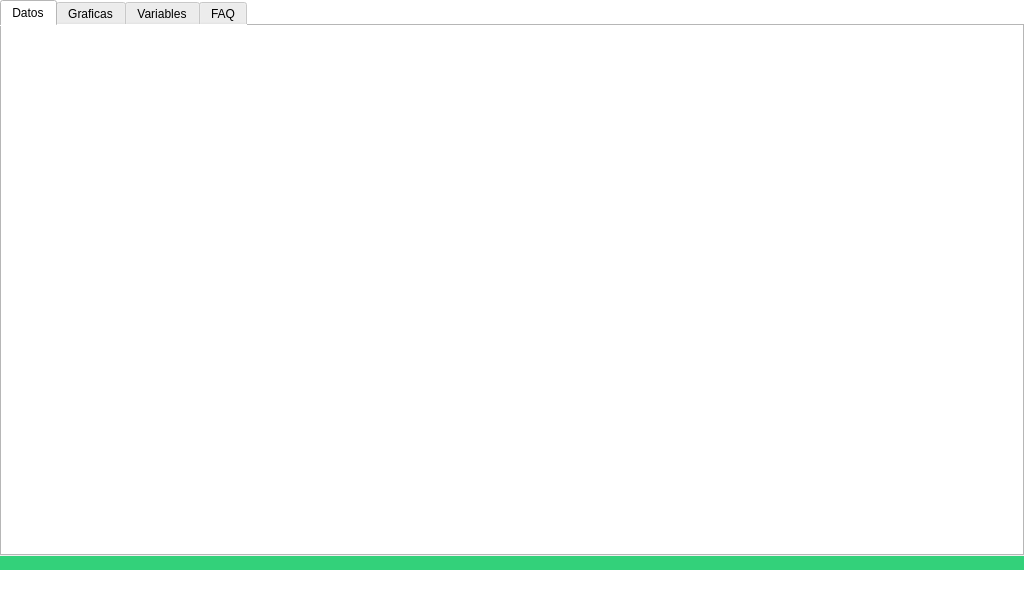
Qt form _main_.ui (JulianDuque97/EPI) before a commit.
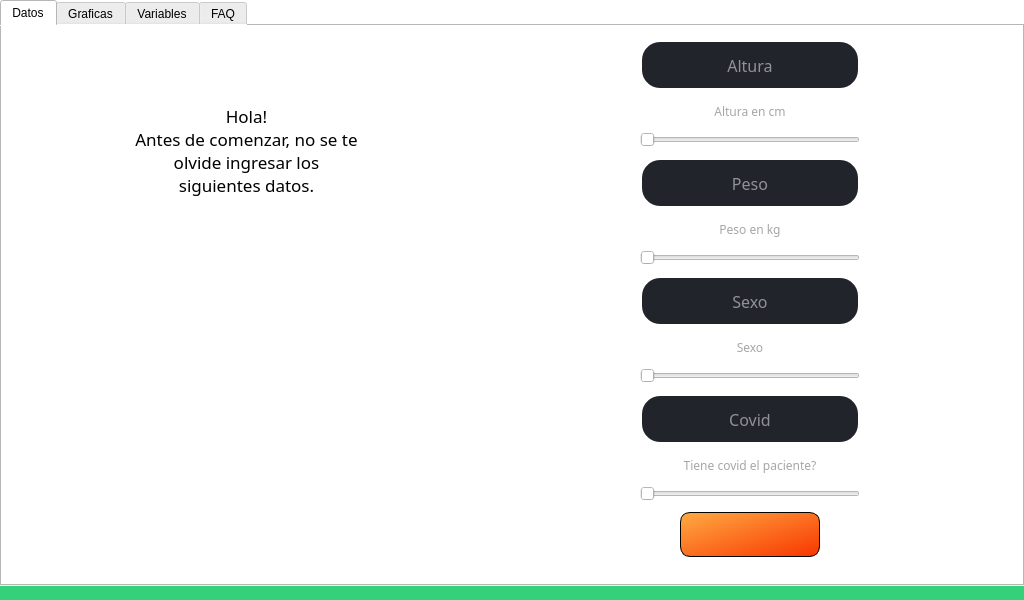
The same form after that commit. The open tabs and pages were chosen to show the change. Icons and pictures are not drawn. Custom widgets are drawn as their Qt base class.

Patch:
```diff
--- a/_main_.ui
+++ b/_main_.ui
@@ -43,21 +43,15 @@
     <property name="spacing">
      <number>0</number>
     </property>
-    <item row="2" column="1">
-     <spacer name="verticalSpacer">
-      <property name="orientation">
-       <enum>Qt::Vertical</enum>
+    <item row="1" column="1">
+     <widget class="QLabel" name="label">
+      <property name="styleSheet">
+       <string notr="true">background-color: rgb(51, 209, 122);</string>
       </property>
-      <property name="sizeType">
-       <enum>QSizePolicy::Fixed</enum>
+      <property name="text">
+       <string/>
       </property>
-      <property name="sizeHint" stdset="0">
-       <size>
-        <width>20</width>
-        <height>30</height>
-       </size>
-      </property>
-     </spacer>
+     </widget>
     </item>
     <item row="0" column="1">
      <widget class="QTabWidget" name="tabWidget">
@@ -74,6 +68,564 @@
        <attribute name="title">
         <string>Datos</string>
        </attribute>
+       <layout class="QGridLayout" name="gridLayout_6">
+        <item row="0" column="0" rowspan="2">
+         <layout class="QVBoxLayout" name="verticalLayout_9">
+          <item>
+           <widget class="QFrame" name="frame_4">
+            <property name="minimumSize">
+             <size>
+              <width>470</width>
+              <height>280</height>
+             </size>
+            </property>
+            <property name="styleSheet">
+             <string notr="true">QFrame{
+image: url(:/logos/Images/conversation.png);
+}
+QLabel{
+image:none;
+}</string>
+            </property>
+            <property name="frameShape">
+             <enum>QFrame::NoFrame</enum>
+            </property>
+            <property name="frameShadow">
+             <enum>QFrame::Raised</enum>
+            </property>
+            <widget class="QLabel" name="label_8">
+             <property name="geometry">
+              <rect>
+               <x>120</x>
+               <y>40</y>
+               <width>231</width>
+               <height>151</height>
+              </rect>
+             </property>
+             <property name="font">
+              <font>
+               <family>LEMON MILK</family>
+               <pointsize>13</pointsize>
+              </font>
+             </property>
+             <property name="text">
+              <string>Hola!
+Antes de comenzar, no se te olvide ingresar los siguientes datos.</string>
+             </property>
+             <property name="alignment">
+              <set>Qt::AlignCenter</set>
+             </property>
+             <property name="wordWrap">
+              <bool>true</bool>
+             </property>
+            </widget>
+           </widget>
+          </item>
+          <item>
+           <layout class="QHBoxLayout" name="horizontalLayout_6">
+            <item>
+             <spacer name="horizontalSpacer_8">
+              <property name="orientation">
+               <enum>Qt::Horizontal</enum>
+              </property>
+              <property name="sizeType">
+               <enum>QSizePolicy::Fixed</enum>
+              </property>
+              <property name="sizeHint" stdset="0">
+               <size>
+                <width>117</width>
+                <height>197</height>
+               </size>
+              </property>
+             </spacer>
+            </item>
+            <item>
+             <widget class="QLabel" name="label_9">
+              <property name="minimumSize">
+               <size>
+                <width>200</width>
+                <height>200</height>
+               </size>
+              </property>
+              <property name="styleSheet">
+               <string notr="true">image: url(:/logos/Images/ventilation.jpg);</string>
+              </property>
+              <property name="text">
+               <string/>
+              </property>
+             </widget>
+            </item>
+           </layout>
+          </item>
+         </layout>
+        </item>
+        <item row="0" column="1">
+         <spacer name="horizontalSpacer_9">
+          <property name="orientation">
+           <enum>Qt::Horizontal</enum>
+          </property>
+          <property name="sizeHint" stdset="0">
+           <size>
+            <width>130</width>
+            <height>20</height>
+           </size>
+          </property>
+         </spacer>
+        </item>
+        <item row="0" column="2" rowspan="2">
+         <layout class="QVBoxLayout" name="verticalLayout_10">
+          <item>
+           <widget class="QLineEdit" name="altura_linedit_2">
+            <property name="minimumSize">
+             <size>
+              <width>200</width>
+              <height>50</height>
+             </size>
+            </property>
+            <property name="maximumSize">
+             <size>
+              <width>16777215</width>
+              <height>50</height>
+             </size>
+            </property>
+            <property name="font">
+             <font>
+              <family>LEMON MILK</family>
+              <pointsize>12</pointsize>
+             </font>
+            </property>
+            <property name="styleSheet">
+             <string notr="true">QLineEdit{
+border:2px solid rgb(255, 255, 255);
+border-radius: 20px;
+color: #FFF;
+background-color:rgb(34,36,44);
+
+}
+
+QLineEdit:hover{
+border: 2px sold rgb(255, 255, 255)
+
+}
+
+QLineEdit:focus{
+border:2px solid rgb(85, 170, 255);
+background-color: rgb(45, 45, 56);
+}</string>
+            </property>
+            <property name="inputMask">
+             <string/>
+            </property>
+            <property name="text">
+             <string/>
+            </property>
+            <property name="alignment">
+             <set>Qt::AlignCenter</set>
+            </property>
+            <property name="placeholderText">
+             <string>Altura</string>
+            </property>
+            <property name="clearButtonEnabled">
+             <bool>false</bool>
+            </property>
+           </widget>
+          </item>
+          <item>
+           <widget class="QLabel" name="label_10">
+            <property name="maximumSize">
+             <size>
+              <width>16777215</width>
+              <height>20</height>
+             </size>
+            </property>
+            <property name="font">
+             <font>
+              <family>LEMON MILK</family>
+             </font>
+            </property>
+            <property name="styleSheet">
+             <string notr="true">color: rgb(166, 166, 166);</string>
+            </property>
+            <property name="text">
+             <string>Altura en cm</string>
+            </property>
+            <property name="alignment">
+             <set>Qt::AlignCenter</set>
+            </property>
+           </widget>
+          </item>
+          <item>
+           <widget class="QSlider" name="horizontalSlider">
+            <property name="orientation">
+             <enum>Qt::Horizontal</enum>
+            </property>
+           </widget>
+          </item>
+          <item>
+           <widget class="QLineEdit" name="peso_linedit_2">
+            <property name="minimumSize">
+             <size>
+              <width>200</width>
+              <height>50</height>
+             </size>
+            </property>
+            <property name="maximumSize">
+             <size>
+              <width>16777215</width>
+              <height>16777215</height>
+             </size>
+            </property>
+            <property name="font">
+             <font>
+              <family>LEMON MILK</family>
+              <pointsize>12</pointsize>
+             </font>
+            </property>
+            <property name="styleSheet">
+             <string notr="true">QLineEdit{
+border:2px solid rgb(255, 255, 255);
+border-radius: 20px;
+color: #FFF;
+background-color:rgb(34,36,44);
+
+}
+
+QLineEdit:hover{
+border: 2px sold rgb(255, 255, 255)
+
+}
+
+QLineEdit:focus{
+border:2px solid rgb(85, 170, 255);
+background-color: rgb(45, 45, 56);
+}</string>
+            </property>
+            <property name="inputMask">
+             <string/>
+            </property>
+            <property name="text">
+             <string/>
+            </property>
+            <property name="alignment">
+             <set>Qt::AlignCenter</set>
+            </property>
+            <property name="placeholderText">
+             <string>Peso</string>
+            </property>
+            <property name="clearButtonEnabled">
+             <bool>false</bool>
+            </property>
+           </widget>
+          </item>
+          <item>
+           <widget class="QLabel" name="label_12">
+            <property name="maximumSize">
+             <size>
+              <width>16777215</width>
+              <height>20</height>
+             </size>
+            </property>
+            <property name="font">
+             <font>
+              <family>LEMON MILK</family>
+             </font>
+            </property>
+            <property name="styleSheet">
+             <string notr="true">color: rgb(166, 166, 166);</string>
+            </property>
+            <property name="text">
+             <string>Peso en kg</string>
+            </property>
+            <property name="alignment">
+             <set>Qt::AlignCenter</set>
+            </property>
+           </widget>
+          </item>
+          <item>
+           <widget class="QSlider" name="horizontalSlider_2">
+            <property name="orientation">
+             <enum>Qt::Horizontal</enum>
+            </property>
+           </widget>
+          </item>
+          <item>
+           <widget class="QLineEdit" name="sexo_linedit_2">
+            <property name="minimumSize">
+             <size>
+              <width>200</width>
+              <height>50</height>
+             </size>
+            </property>
+            <property name="maximumSize">
+             <size>
+              <width>16777215</width>
+              <height>16777215</height>
+             </size>
+            </property>
+            <property name="font">
+             <font>
+              <family>LEMON MILK</family>
+              <pointsize>12</pointsize>
+             </font>
+            </property>
+            <property name="styleSheet">
+             <string notr="true">QLineEdit{
+border:2px solid rgb(255, 255, 255);
+border-radius: 20px;
+color: #FFF;
+background-color:rgb(34,36,44);
+
+}
+
+QLineEdit:hover{
+border: 2px sold rgb(255, 255, 255)
+
+}
+
+QLineEdit:focus{
+border:2px solid rgb(85, 170, 255);
+background-color: rgb(45, 45, 56);
+}</string>
+            </property>
+            <property name="inputMask">
+             <string/>
+            </property>
+            <property name="text">
+             <string/>
+            </property>
+            <property name="alignment">
+             <set>Qt::AlignCenter</set>
+            </property>
+            <property name="placeholderText">
+             <string>Sexo</string>
+            </property>
+            <property name="clearButtonEnabled">
+             <bool>false</bool>
+            </property>
+           </widget>
+          </item>
+          <item>
+           <widget class="QLabel" name="label_13">
+            <property name="maximumSize">
+             <size>
+              <width>16777215</width>
+              <height>20</height>
+             </size>
+            </property>
+            <property name="font">
+             <font>
+              <family>LEMON MILK</family>
+             </font>
+            </property>
+            <property name="styleSheet">
+             <string notr="true">color: rgb(166, 166, 166);</string>
+            </property>
+            <property name="text">
+             <string>Sexo</string>
+            </property>
+            <property name="alignment">
+             <set>Qt::AlignCenter</set>
+            </property>
+           </widget>
+          </item>
+          <item>
+           <widget class="QSlider" name="horizontalSlider_3">
+            <property name="orientation">
+             <enum>Qt::Horizontal</enum>
+            </property>
+           </widget>
+          </item>
+          <item>
+           <widget class="QLineEdit" name="covid_linedit_2">
+            <property name="minimumSize">
+             <size>
+              <width>200</width>
+              <height>50</height>
+             </size>
+            </property>
+            <property name="maximumSize">
+             <size>
+              <width>16777215</width>
+              <height>16777215</height>
+             </size>
+            </property>
+            <property name="font">
+             <font>
+              <family>LEMON MILK</family>
+              <pointsize>12</pointsize>
+             </font>
+            </property>
+            <property name="styleSheet">
+             <string notr="true">QLineEdit{
+border:2px solid rgb(255, 255, 255);
+border-radius: 20px;
+color: #FFF;
+background-color:rgb(34,36,44);
+
+}
+
+QLineEdit:hover{
+border: 2px sold rgb(255, 255, 255)
+
+}
+
+QLineEdit:focus{
+border:2px solid rgb(85, 170, 255);
+background-color: rgb(45, 45, 56);
+}</string>
+            </property>
+            <property name="inputMask">
+             <string/>
+            </property>
+            <property name="text">
+             <string/>
+            </property>
+            <property name="alignment">
+             <set>Qt::AlignCenter</set>
+            </property>
+            <property name="placeholderText">
+             <string>Covid</string>
+            </property>
+            <property name="clearButtonEnabled">
+             <bool>false</bool>
+            </property>
+           </widget>
+          </item>
+          <item>
+           <widget class="QLabel" name="label_11">
+            <property name="maximumSize">
+             <size>
+              <width>16777215</width>
+              <height>20</height>
+             </size>
+            </property>
+            <property name="font">
+             <font>
+              <family>LEMON MILK</family>
+             </font>
+            </property>
+            <property name="styleSheet">
+             <string notr="true">color: rgb(166, 166, 166);</string>
+            </property>
+            <property name="text">
+             <string>Tiene covid el paciente?</string>
+            </property>
+            <property name="alignment">
+             <set>Qt::AlignCenter</set>
+            </property>
+           </widget>
+          </item>
+          <item>
+           <widget class="QSlider" name="horizontalSlider_4">
+            <property name="orientation">
+             <enum>Qt::Horizontal</enum>
+            </property>
+           </widget>
+          </item>
+          <item>
+           <layout class="QHBoxLayout" name="horizontalLayout_7">
+            <item>
+             <spacer name="horizontalSpacer_12">
+              <property name="orientation">
+               <enum>Qt::Horizontal</enum>
+              </property>
+              <property name="sizeHint" stdset="0">
+               <size>
+                <width>40</width>
+                <height>20</height>
+               </size>
+              </property>
+             </spacer>
+            </item>
+            <item>
+             <widget class="QPushButton" name="siguiente_button_2">
+              <property name="minimumSize">
+               <size>
+                <width>140</width>
+                <height>45</height>
+               </size>
+              </property>
+              <property name="maximumSize">
+               <size>
+                <width>140</width>
+                <height>45</height>
+               </size>
+              </property>
+              <property name="font">
+               <font>
+                <pointsize>15</pointsize>
+                <weight>75</weight>
+                <bold>true</bold>
+               </font>
+              </property>
+              <property name="styleSheet">
+               <string notr="true">QPushButton{
+	color: rgb(247, 247, 247);
+	
+	
+	background-color: qlineargradient(spread:pad, x1:0, y1:0, x2:1, y2:1, stop:0 rgba(255, 159, 41, 225), stop:1 rgba(248, 54, 0, 255));
+	border-radius: 10%;
+    border: 1px solid #000;
+	
+}
+
+QPushButton:hover {background-color: rgb(51, 209, 122);}
+
+QPushButton:hover:!pressed
+{
+  border: 1.5px solid black;
+}
+</string>
+              </property>
+              <property name="text">
+               <string/>
+              </property>
+              <property name="icon">
+               <iconset resource="logos.qrc">
+                <normaloff>:/logos/Images/right-arrow.png</normaloff>:/logos/Images/right-arrow.png</iconset>
+              </property>
+              <property name="iconSize">
+               <size>
+                <width>45</width>
+                <height>45</height>
+               </size>
+              </property>
+              <property name="checkable">
+               <bool>true</bool>
+              </property>
+             </widget>
+            </item>
+            <item>
+             <spacer name="horizontalSpacer_11">
+              <property name="orientation">
+               <enum>Qt::Horizontal</enum>
+              </property>
+              <property name="sizeHint" stdset="0">
+               <size>
+                <width>40</width>
+                <height>20</height>
+               </size>
+              </property>
+             </spacer>
+            </item>
+           </layout>
+          </item>
+         </layout>
+        </item>
+        <item row="1" column="3">
+         <spacer name="horizontalSpacer_10">
+          <property name="orientation">
+           <enum>Qt::Horizontal</enum>
+          </property>
+          <property name="sizeHint" stdset="0">
+           <size>
+            <width>129</width>
+            <height>20</height>
+           </size>
+          </property>
+         </spacer>
+        </item>
+       </layout>
       </widget>
       <widget class="QWidget" name="tab_3">
        <attribute name="title">
```
Left out of the diff: 14 changed lines with no effect on the pictures.
